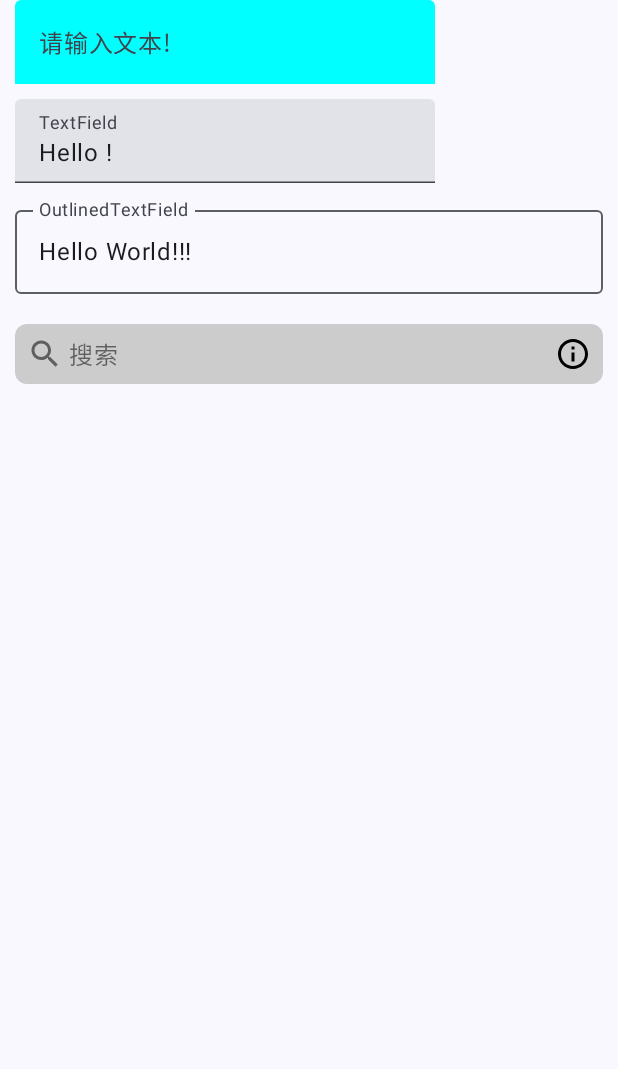
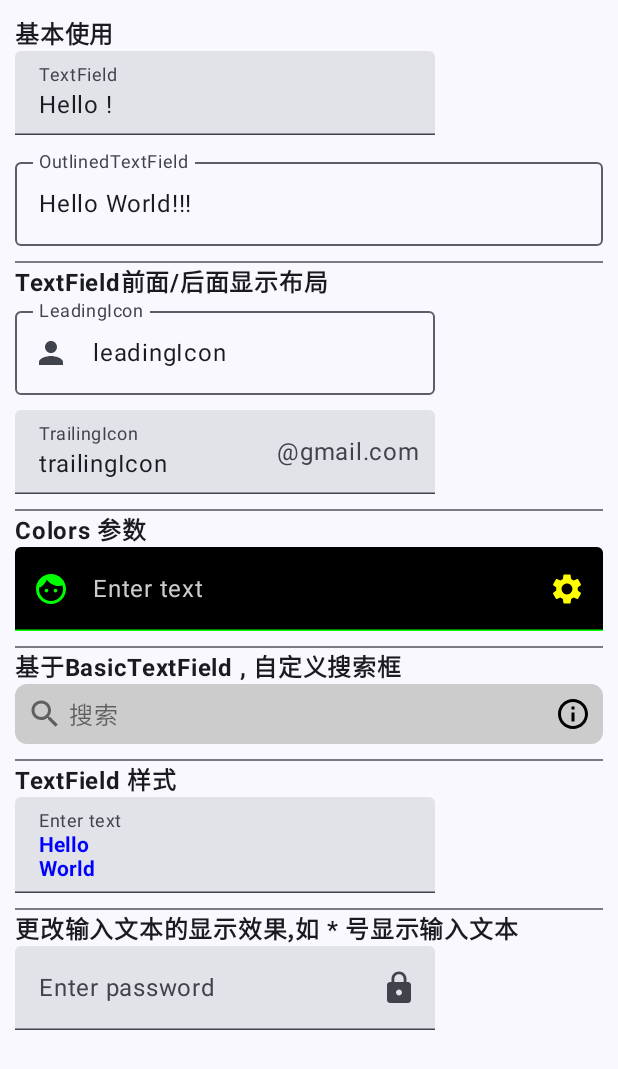
Before and after one commit to guanjiayo/MyComposeTest, an Android app built with Jetpack Compose: the TextFieldActivity screen opened directly, with no data from a screen before it, on a phone screen of 412 x 824 dp. Shown: the top 1069 px of the screen. Run offline under Robolectric (Android 15) with nearby library versions, the phone set to English and light mode, and no system bars.

Commit message:
TextField 模块常见功能完成

```diff
--- a/app/src/main/java/zs/xmx/compose/TextFieldActivity.kt
+++ b/app/src/main/java/zs/xmx/compose/TextFieldActivity.kt
@@ -1,10 +1,11 @@
+@file:OptIn(ExperimentalMaterial3Api::class)
+
 package zs.xmx.compose
 
 import android.os.Bundle
 import androidx.activity.compose.setContent
 import androidx.appcompat.app.AppCompatActivity
 import androidx.compose.foundation.background
-import androidx.compose.foundation.interaction.MutableInteractionSource
 import androidx.compose.foundation.layout.Box
 import androidx.compose.foundation.layout.Column
 import androidx.compose.foundation.layout.Row
@@ -16,12 +17,17 @@ import androidx.compose.foundation.layout.padding
 import androidx.compose.foundation.rememberScrollState
 import androidx.compose.foundation.shape.RoundedCornerShape
 import androidx.compose.foundation.text.BasicTextField
+import androidx.compose.foundation.text.KeyboardOptions
 import androidx.compose.foundation.verticalScroll
 import androidx.compose.material.icons.Icons
-import androidx.compose.material.icons.filled.Clear
+import androidx.compose.material.icons.filled.Face
+import androidx.compose.material.icons.filled.Lock
+import androidx.compose.material.icons.filled.Person
+import androidx.compose.material.icons.filled.Settings
 import androidx.compose.material.icons.outlined.Close
 import androidx.compose.material.icons.outlined.Info
 import androidx.compose.material.icons.outlined.Search
+import androidx.compose.material3.Divider
 import androidx.compose.material3.ExperimentalMaterial3Api
 import androidx.compose.material3.Icon
 import androidx.compose.material3.IconButton
@@ -31,20 +37,23 @@ import androidx.compose.material3.Surface
 import androidx.compose.material3.Text
 import androidx.compose.material3.TextField
 import androidx.compose.material3.TextFieldDefaults
-import androidx.compose.material3.TextFieldDefaults.indicatorLine
 import androidx.compose.runtime.Composable
 import androidx.compose.runtime.getValue
 import androidx.compose.runtime.mutableStateOf
 import androidx.compose.runtime.remember
+import androidx.compose.runtime.saveable.rememberSaveable
 import androidx.compose.runtime.setValue
 import androidx.compose.ui.Alignment
 import androidx.compose.ui.Modifier
 import androidx.compose.ui.draw.clip
 import androidx.compose.ui.graphics.Color
+import androidx.compose.ui.text.TextStyle
+import androidx.compose.ui.text.font.FontWeight
+import androidx.compose.ui.text.input.KeyboardType
+import androidx.compose.ui.text.input.PasswordVisualTransformation
 import androidx.compose.ui.text.input.TextFieldValue
 import androidx.compose.ui.text.input.VisualTransformation
 import androidx.compose.ui.unit.dp
-import com.google.android.material.search.SearchBar
 import zs.xmx.compose.ui.theme.MyTestTheme
 
 class TextFieldActivity : AppCompatActivity() {
@@ -63,8 +72,6 @@ class TextFieldActivity : AppCompatActivity() {
         }
     }
 
-
-    @OptIn(ExperimentalMaterial3Api::class)
     @Composable
     fun TextFieldSample() {
         Column(
@@ -74,21 +81,32 @@ class TextFieldActivity : AppCompatActivity() {
                     rememberScrollState()
                 )
         ) {
-            var simpleText by remember { mutableStateOf(TextFieldValue()) }
+            //基本使用
+            BasicUse()
 
-            TextField(
-                value = simpleText,
-                onValueChange = { simpleText = it },
-                placeholder = { Text(text = "请输入文本!") },//hint
-                colors = TextFieldDefaults.textFieldColors( //底部指示器和背景颜色设置为透明，实现看起来和EditText一样
-                    containerColor = Color.Cyan,
-                    focusedIndicatorColor = Color.Transparent,
-                    unfocusedIndicatorColor = Color.Transparent,
-                    disabledIndicatorColor = Color.Transparent
-                )
-            )
+            //TextField前面/后面显示布局
+            TextFieldIcon()
 
+            //颜色
+            ColorTextField()
+
+            //基于 BasicTextField , 自定义搜索框
+            SearchBar()
+
+            //TextField 样式
+            StyledTextField()
+
+            //更改输入文本的显示效果,如 * 号显示输入文本
+            PasswordTextField()
+
+        }
+
+    }
+
+    @Composable
+    private fun BasicUse() {
         Spacer(modifier = Modifier.height(10.dp))
+        Text(text = "基本使用", fontWeight = FontWeight.Bold)
 
         //by get/setValue()
         var labelText by remember { mutableStateOf("Hello !") }
@@ -109,12 +127,57 @@ class TextFieldActivity : AppCompatActivity() {
             value = outLineText,
             onValueChange = { outLineText = it },
         )
+    }
 
+    @Composable
+    private fun ColorTextField() {
         Spacer(modifier = Modifier.height(10.dp))
+        Divider(modifier = Modifier.fillMaxWidth())
 
+        Text(text = "Colors 参数", fontWeight = FontWeight.Bold)
 
+        var simpleText by remember { mutableStateOf(TextFieldValue()) }
 
+        TextField(
+            value = simpleText,
+            onValueChange = { simpleText = it },
+            modifier = Modifier.fillMaxWidth(),
+            label = { Text(text = "Enter text") },
+            placeholder = { Text(text = "请输入文本!") },//hint
+            //TextField 相关颜色属性都可以在这里设置
+            //底部指示器和背景颜色设置为透明，实现看起来和EditText一样
+            colors = TextFieldDefaults.textFieldColors(
+                textColor = Color.White,//输入文本颜色
+                placeholderColor = Color.LightGray,//hint颜色
+                containerColor = Color.Black,//背景颜色
+                focusedIndicatorColor = Color.Red,//底部指示器几种状态的颜色
+                unfocusedIndicatorColor = Color.Green,
+                disabledIndicatorColor = Color.LightGray,//禁用
+                focusedLabelColor = Color.Red,//Label 几种状态的颜色
+                unfocusedLabelColor = Color.LightGray,
+                disabledLabelColor = Color.LightGray,
+                focusedLeadingIconColor = Color.Red,//LeadingIcon 几种状态颜色
+                unfocusedLeadingIconColor = Color.Green,
+                focusedTrailingIconColor = Color.White,//TrailingIcon 几种状态颜色
+                unfocusedTrailingIconColor = Color.Yellow
+            ),
+            leadingIcon = { //接收@Composable 函数,在 TextField 添加组件
+                //组件位置是固定的,建议只放一个
+                //Text(text = "文本")
+                Icon(imageVector = Icons.Filled.Face, null)
+            }, trailingIcon = { //接收@Composable 函数,在 TextField 添加组件
+                //组件位置是固定的,建议只放一个
+                Icon(imageVector = Icons.Filled.Settings, null)
+            }
+        )
+    }
+
+    @Composable
+    private fun SearchBar() {
         Spacer(modifier = Modifier.height(10.dp))
+        Divider(modifier = Modifier.fillMaxWidth())
+
+        Text(text = "基于BasicTextField , 自定义搜索框", fontWeight = FontWeight.Bold)
 
         //自定义搜索框
         var searchText by remember { mutableStateOf("") }
@@ -126,7 +189,7 @@ class TextFieldActivity : AppCompatActivity() {
                 .background(Color.LightGray)
                 .padding(8.dp)
                 .fillMaxWidth(),
-                singleLine = true,//设置了 singleLine 再设置 maxLines 将无效
+            singleLine = true,
             decorationBox = { innerTextField ->
                 Row(verticalAlignment = Alignment.CenterVertically) {
                     Icon(
@@ -155,9 +218,90 @@ class TextFieldActivity : AppCompatActivity() {
                     )
                 }
             })
+    }
 
+    @Composable
+    private fun PasswordTextField() {
+        Spacer(modifier = Modifier.height(10.dp))
+        Divider(modifier = Modifier.fillMaxWidth())
+
+        Text(text = "更改输入文本的显示效果,如 * 号显示输入文本", fontWeight = FontWeight.Bold)
+
+        var password by rememberSaveable { mutableStateOf("") }
+        var passwordHidden by remember { mutableStateOf(true) }
+
+        TextField(
+            value = password,
+            onValueChange = { password = it },
+            label = { Text("Enter password") },
+            //类似 inputType
+            keyboardOptions = KeyboardOptions(keyboardType = KeyboardType.Password),
+            trailingIcon = {
+                IconButton(onClick = { passwordHidden = !passwordHidden }) {
+                    Icon(imageVector = Icons.Filled.Lock, contentDescription = null)
+                }
+            },
+            visualTransformation = if (passwordHidden) PasswordVisualTransformation() else VisualTransformation.None,
+        )
+    }
+
+    /*
+        - SingleLine
+        - MaxLines
+        - TextStyle
+     */
+    @Composable
+    private fun StyledTextField() {
+        Spacer(modifier = Modifier.height(10.dp))
+        Divider(modifier = Modifier.fillMaxWidth())
+        Text(text = "TextField 样式", fontWeight = FontWeight.Bold)
+
+        var value by remember { mutableStateOf("Hello\nWorld\nInvisible") }
+
+        TextField(
+            value = value,
+            onValueChange = { value = it },
+            label = { Text(text = "Enter text") },
+            //singleLine = true,//设置了 singleLine 再设置 maxLines 将无效
+            maxLines = 2,
+            textStyle = TextStyle(color = Color.Blue, fontWeight = FontWeight.Bold),
+        )
+
+    }
+
+    @Composable
+    private fun TextFieldIcon() {
+        Spacer(modifier = Modifier.height(10.dp))
+        Divider(modifier = Modifier.fillMaxWidth())
+        Text(text = "TextField前面/后面显示布局", fontWeight = FontWeight.Bold)
+
+        var leadingIconText by remember { mutableStateOf("leadingIcon") }
+
+        OutlinedTextField(
+            value = leadingIconText, onValueChange = { leadingIconText = it },
+            label = { Text(text = "LeadingIcon") },
+            leadingIcon = { //接收@Composable 函数,在 TextField 添加组件
+                //组件位置是固定的,建议只放一个
+                //Text(text = "文本")
+                Icon(
+                    imageVector = Icons.Filled.Person,
+                    null
+                )
+            }
+        )
+
+        Spacer(modifier = Modifier.height(10.dp))
+
+        var trailingIconText by remember { mutableStateOf("trailingIcon") }
+
+        TextField(value = trailingIconText, onValueChange = { trailingIconText = it },
+            label = { Text(text = "TrailingIcon") },
+            trailingIcon = { //接收@Composable 函数,在 TextField 添加组件
+                //组件位置是固定的,建议只放一个
+                Text(text = "@gmail.com", modifier = Modifier.padding(end = 10.dp))
+                //Icon(imageVector = Icons.Filled.Settings, null)
+            })
 
     }
 
 }
-}
```
Also changed, not shown: 1 other file. Lines whose indentation alone changed are shown as unchanged.
